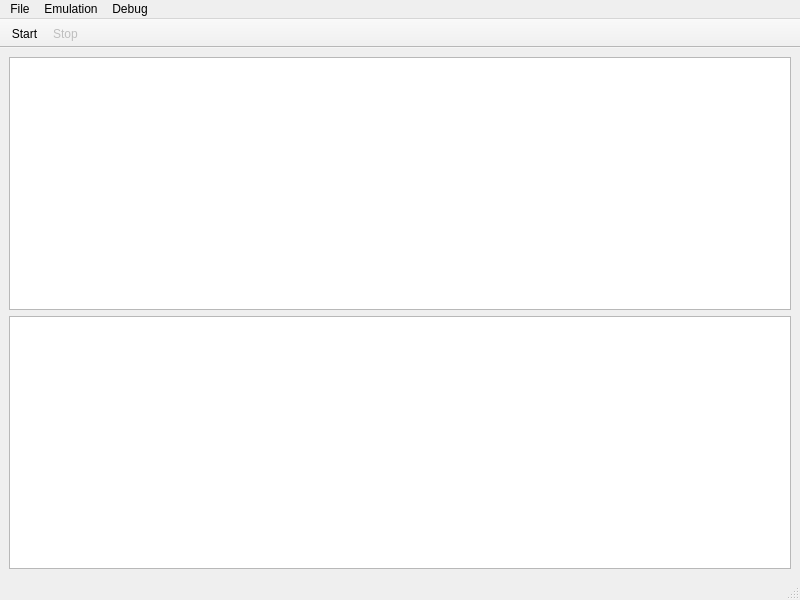
Qt form psx-qt/mainwindow.ui (boeker/psx) before a commit.
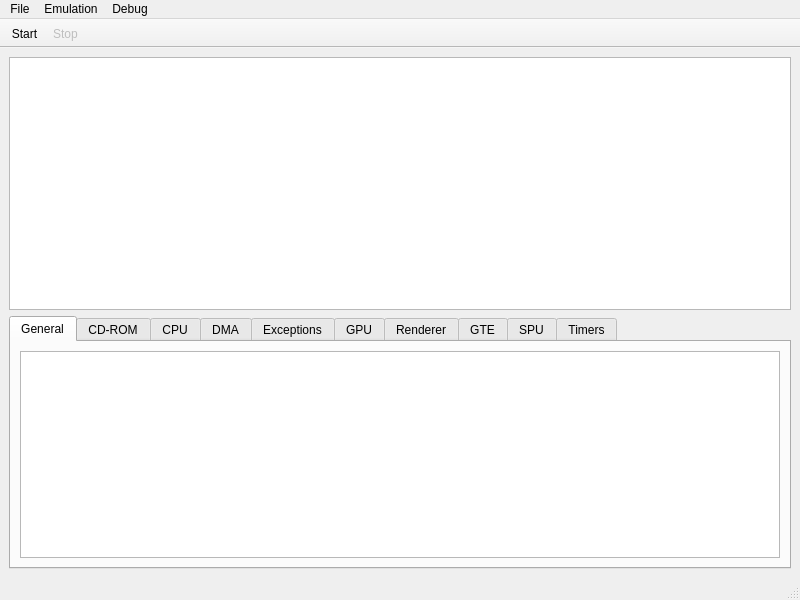
The same form after that commit.

Commit message: Add tabs for separate logs to main window and prepare for separate logs

The edit to the form file:
```diff
--- a/psx-qt/mainwindow.ui
+++ b/psx-qt/mainwindow.ui
@@ -19,10 +19,78 @@
      <widget class="QTreeView" name="treeView"/>
     </item>
     <item>
-     <widget class="QPlainTextEdit" name="plainTextEdit">
-      <property name="readOnly">
-       <bool>true</bool>
+     <widget class="QTabWidget" name="tabWidget">
+      <property name="currentIndex">
+       <number>0</number>
       </property>
+      <widget class="QWidget" name="tabLog">
+       <attribute name="title">
+        <string>General</string>
+       </attribute>
+       <layout class="QVBoxLayout" name="verticalLayout_2">
+        <item>
+         <widget class="QPlainTextEdit" name="plainTextEditLog">
+          <property name="readOnly">
+           <bool>true</bool>
+          </property>
+         </widget>
+        </item>
+       </layout>
+      </widget>
+      <widget class="QWidget" name="tabCDROM">
+       <attribute name="title">
+        <string>CD-ROM</string>
+       </attribute>
+      </widget>
+      <widget class="QWidget" name="tabCPU">
+       <attribute name="title">
+        <string>CPU</string>
+       </attribute>
+      </widget>
+      <widget class="QWidget" name="tabDMA">
+       <attribute name="title">
+        <string>DMA</string>
+       </attribute>
+      </widget>
+      <widget class="QWidget" name="tabExceptions">
+       <attribute name="title">
+        <string>Exceptions</string>
+       </attribute>
+      </widget>
+      <widget class="QWidget" name="tabLogGPU">
+       <attribute name="title">
+        <string>GPU</string>
+       </attribute>
+       <layout class="QVBoxLayout" name="verticalLayout_3">
+        <item>
+         <widget class="QPlainTextEdit" name="plainTextEditLogGPU">
+          <property name="readOnly">
+           <bool>true</bool>
+          </property>
+         </widget>
+        </item>
+       </layout>
+      </widget>
+      <widget class="QWidget" name="tabRenderer">
+       <attribute name="title">
+        <string>Renderer</string>
+       </attribute>
+      </widget>
+      <widget class="QWidget" name="tabGTE">
+       <attribute name="title">
+        <string>GTE</string>
+       </attribute>
+      </widget>
+      <widget class="QWidget" name="tabSPU">
+       <attribute name="title">
+        <string>SPU</string>
+       </attribute>
+      </widget>
+      <widget class="QWidget" name="tabTimers">
+       <attribute name="title">
+        <string>Timers</string>
+       </attribute>
+      </widget>
      </widget>
     </item>
    </layout>
```
The commit also changes 5 other files.
